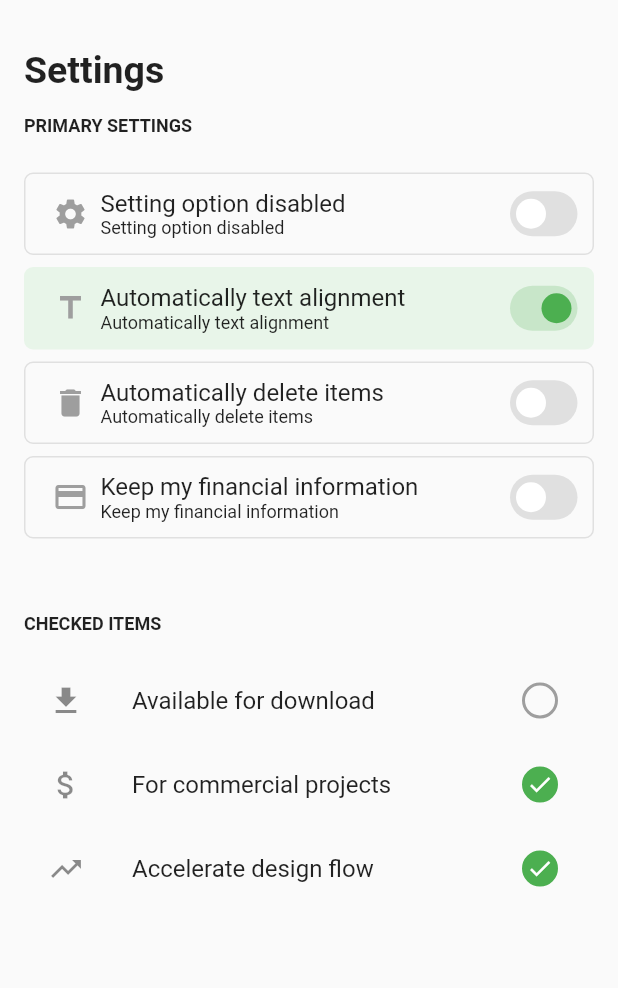
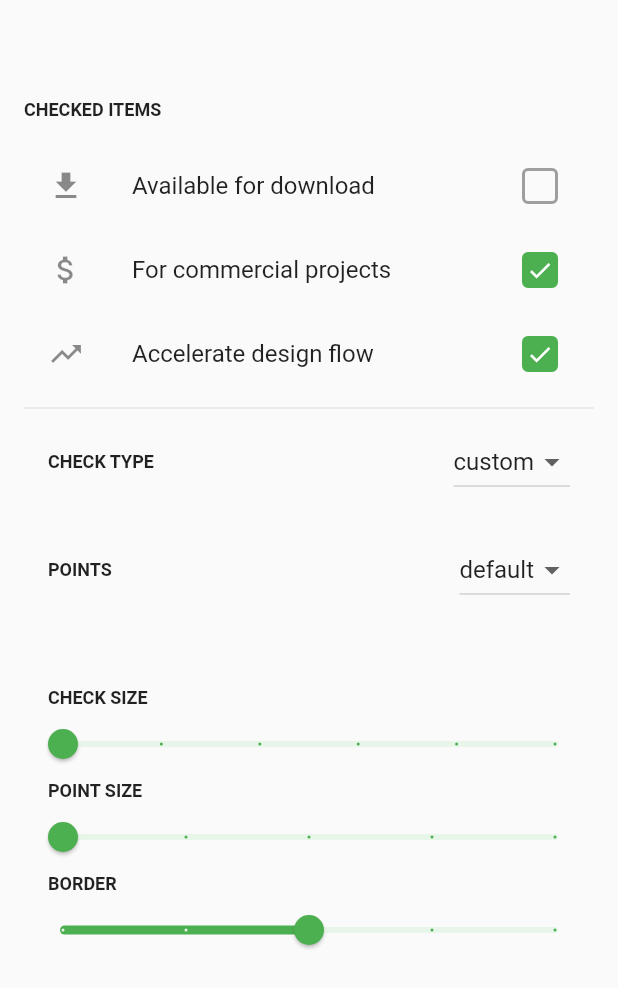
Before and after one commit to srnunio/customized, a Flutter app: the CustomCheckPage screen opened directly, on a phone screen of 412 x 824 dp. Shown: the top 988 px of the screen. Run offline on Flutter 3.47's test engine with Material 2 defaults, Android fonts, the phone set to English and light mode, and no system bars.

Commit message:
custom_check.dart custom_switch.dart custom_check_page.dart other improvements

```diff
--- a/example/lib/custom_check_page.dart
+++ b/example/lib/custom_check_page.dart
@@ -9,22 +9,47 @@ class CustomCheckPage extends StatefulWidget {
 }
 
 class _CustomCheckPageState extends State<CustomCheckPage> {
-//  PRIMARY SETTINGS
-  bool _settings = false;
-  bool _title = true;
-  bool _delete = false;
-  bool _credit_card = false;
-
 //  CHECKED ITEMS
   bool _file_download = false;
   bool _attach_money = true;
   bool _trending_up = true;
 
+  CheckType type = CheckType.custom;
+
+  double _sizePoint = 18.0;
+
+  double _sizeCheck = 24.0;
+
+  double _border = 4.0;
+
+//  CHECK TYPE
+  static const types = <String>['custom', 'circle'];
+
+  final List<DropdownMenuItem<String>> _dropTypes = types
+      .map((e) => DropdownMenuItem<String>(
+            value: '${e}',
+            child: Text('${e}'),
+          ))
+      .toList();
+
+  //  POINTS
+  static const points = <String>['default', 'star', 'like'];
+
+  IconData _point;
+
+  String _pointString = 'default';
+
+  final List<DropdownMenuItem<String>> _points = points
+      .map((e) => DropdownMenuItem<String>(
+            value: '${e}',
+            child: Text('${e}'),
+          ))
+      .toList();
+
 //  COLORS
   Color _grey300 = Colors.grey[300];
   Color _green = Colors.green;
   Color _green50 = Colors.green[50];
-  Color _green100 = Colors.green[100];
 
   @override
   Widget build(BuildContext context) {
@@ -33,57 +58,6 @@ class _CustomCheckPageState extends State<CustomCheckPage> {
         margin: EdgeInsets.all(16.0),
         child: ListView(
           children: [
-            SizedBox(
-              height: 16,
-            ),
-            _Title(title: 'Settings',size: 25),
-            SizedBox(
-              height: 16,
-            ),
-            _Title(title: 'PRIMARY SETTINGS'),
-            SizedBox(
-              height: 16,
-            ),
-            _ItemSwitch(
-                value: _settings,
-                icon: Icons.settings,
-                title: 'Setting option disabled',
-                description: 'Describle here what it is for',
-                onChanged: (value) {
-                  setState(() {
-                    _settings = value;
-                  });
-                }),
-            _ItemSwitch(
-                value: _title,
-                icon: Icons.title,
-                title: 'Automatically text alignment',
-                description: 'This is unuseful experimental feature',
-                onChanged: (value) {
-                  setState(() {
-                    _title = value;
-                  });
-                }),
-            _ItemSwitch(
-                value: _delete,
-                icon: Icons.delete,
-                title: 'Automatically delete items',
-                description: 'Get rid of sh*t and keep working hard',
-                onChanged: (value) {
-                  setState(() {
-                    _delete = value;
-                  });
-                }),
-            _ItemSwitch(
-                value: _credit_card,
-                icon: Icons.credit_card,
-                title: 'Keep my financial information',
-                description: 'No more privacy on the web',
-                onChanged: (value) {
-                  setState(() {
-                    _credit_card = value;
-                  });
-                }),
             SizedBox(
               height: 50,
             ),
@@ -117,14 +91,26 @@ class _CustomCheckPageState extends State<CustomCheckPage> {
                   setState(() {
                     _trending_up = value;
                   });
-                })
+                }),
+            Divider(),
+            _checkTypeBody(),
+            SizedBox(
+              height: 16,
+            ),
+            _checkPoint(),
+            SizedBox(
+              height: 50,
+            ),
+            _checkSizeBody(),
+            _pointSizeBody(),
+            _borderBody()
           ],
         ),
       ),
     );
   }
 
-  _Title({String title,double size = 12}) {
+  _Title({String title, double size = 12}) {
     return Text(
       title,
       style: TextStyle(fontSize: size, fontWeight: FontWeight.bold),
@@ -148,77 +134,153 @@ class _CustomCheckPageState extends State<CustomCheckPage> {
     );
   }
 
-  _ItemSwitch(
-      {IconData icon,
-      String description,
-      String title,
-      bool value = false,
-      ValueChanged<bool> onChanged}) {
-    return Container(
-      margin: EdgeInsets.only(top: 8.0),
-      padding: EdgeInsets.all(10.0),
-      decoration: BoxDecoration(
-          color: (value) ? _green50 : Colors.transparent,
-          borderRadius: BorderRadius.circular(6.0),
-          border: Border.all(
-              width: 1.0, color: (value) ? Colors.transparent : _grey300)),
-      child: Row(
-        mainAxisSize: MainAxisSize.max,
-        mainAxisAlignment: MainAxisAlignment.start,
-        crossAxisAlignment: CrossAxisAlignment.center,
-        children: [
-          SizedBox(
-            width: 8,
-          ),
-          Icon(
-            icon,
-            color: Colors.grey,
-          ),
-          SizedBox(
-            width: 8,
-          ),
-          Expanded(
-            child: Column(
-              mainAxisSize: MainAxisSize.max,
-              mainAxisAlignment: MainAxisAlignment.start,
-              crossAxisAlignment: CrossAxisAlignment.start,
-              children: [
-                Text(
-                  title,
-                  style: TextStyle(fontSize: 16),
-                ),
-                Text(
-                  title,
-                  style: TextStyle(fontSize: 12),
-                )
-              ],
-            ),
-          ),
-          _customSwitch(value: value, onChanged: onChanged)
-        ],
-      ),
-    );
-  }
-
   _customCheck({bool value, ValueChanged<bool> onChanged}) {
     return CustomCheck(
       value: value,
       activeColor: _green,
-      type: CheckType.circle,
-      size: 24,
-      sizePoint: 18,
+      type: type,
+      size: _sizeCheck,
+      borderRadius: _border,
+      sizePoint: _sizePoint,
       onChanged: onChanged,
+      builder: (_point != null)
+          ? (ctx, size) {
+              return Icon(
+                _point,
+                color: Colors.white,
+                size: size,
+              );
+            }
+          : null,
     );
   }
 
-  _customSwitch({bool value, ValueChanged<bool> onChanged}) {
-    return CustomSwitch(
-      value: value,
-      activeColor: _green100,
-      width: 45,
-      pointColor: (value) ? _green : Colors.white,
-      switchColor: (value) ? _green50 : _grey300,
-      onChanged: onChanged,
+  _checkTypeBody() {
+    return ListTile(
+      title: _Title(title: 'CHECK TYPE'),
+      trailing: DropdownButton(
+          items: _dropTypes,
+          value: _typeString,
+          onChanged: (value) {
+            if (value == 'custom') {
+              setState(() {
+                type = CheckType.custom;
+              });
+            } else {
+              setState(() {
+                type = CheckType.circle;
+              });
+            }
+          }),
     );
   }
+
+  _borderBody() {
+    if (type == CheckType.circle) return empty;
+    return Column(
+      mainAxisAlignment: MainAxisAlignment.start,
+      crossAxisAlignment: CrossAxisAlignment.start,
+      mainAxisSize: MainAxisSize.max,
+      children: [
+        Container(
+          margin: EdgeInsets.only(left: 16.0),
+          child: _Title(title: 'BORDER'),
+        ),
+        Slider(
+          value: _border,
+          divisions: 4,
+          onChanged: (value) {
+            setState(() {
+              _border = value;
+            });
+          },
+          activeColor: _green,
+          inactiveColor: _green50,
+          max: 8,
+          min: 0,
+        )
+      ],
+    );
+  }
+
+  _pointSizeBody() {
+    return Column(
+      mainAxisAlignment: MainAxisAlignment.start,
+      crossAxisAlignment: CrossAxisAlignment.start,
+      mainAxisSize: MainAxisSize.max,
+      children: [
+        Container(
+          margin: EdgeInsets.only(left: 16.0),
+          child: _Title(title: 'POINT SIZE'),
+        ),
+        Slider(
+          value: _sizePoint,
+          divisions: 4,
+          activeColor: _green,
+          inactiveColor: _green50,
+          onChanged: (value) {
+            setState(() {
+              _sizePoint = value;
+            });
+          },
+          max: 24,
+          min: 18,
+        )
+      ],
+    );
+  }
+
+  _checkSizeBody() {
+    return Column(
+      mainAxisAlignment: MainAxisAlignment.start,
+      crossAxisAlignment: CrossAxisAlignment.start,
+      mainAxisSize: MainAxisSize.max,
+      children: [
+        Container(
+          margin: EdgeInsets.only(left: 16.0),
+          child: _Title(title: 'CHECK SIZE'),
+        ),
+        Slider(
+          value: _sizeCheck,
+          divisions: 5,
+          onChanged: (value) {
+            setState(() {
+              _sizeCheck = value;
+            });
+          },
+          activeColor: _green,
+          inactiveColor: _green50,
+          max: 50,
+          min: 24,
+        )
+      ],
+    );
+  }
+
+  _checkPoint() {
+    return ListTile(
+      title: _Title(title: 'POINTS'),
+      trailing: DropdownButton(
+          items: _points,
+          value: _pointString,
+          onChanged: (value) {
+            _pointString = value;
+            if (value == 'default') {
+              setState(() {
+                _point = null;
+              });
+            } else if (value == 'star') {
+              setState(() {
+                _point = Icons.star;
+              });
+            } else {
+              setState(() {
+                _point = Icons.thumb_up;
+              });
+            }
+          }),
+    );
+  }
+
+  String get _typeString => '${type.toString().replaceAll('CheckType.', '')}';
 }
--- a/example/lib/main.dart
+++ b/example/lib/main.dart
@@ -1,6 +1,7 @@
 import 'package:flutter/material.dart';
 
 import 'custom_check_page.dart';
+import 'example_page.dart';
 
 void main() {
   runApp(MyApp());
@@ -15,7 +16,9 @@ class MyApp extends StatelessWidget {
         primarySwatch: Colors.blue,
         visualDensity: VisualDensity.adaptivePlatformDensity,
       ),
-      home: CustomCheckPage(),
+      home: ExamplePage(),
+//      home: CustomCheckPage(),
+      debugShowCheckedModeBanner: false,
     );
   }
 }
--- a/lib/src/custom_check.dart
+++ b/lib/src/custom_check.dart
@@ -13,10 +13,16 @@ class CustomCheck extends StatelessWidget {
   final double borderRadius;
 
   final bool value;
+
   final ValueChanged<bool> onChanged;
+
   final Color activeColor;
+
   final Color checkColor;
+
   final Color colorPoint;
+
+  final Widget Function(BuildContext context, double sizePoint) builder;
 
   CustomCheck(
       {this.size = 20,
@@ -25,6 +31,7 @@ class CustomCheck extends StatelessWidget {
       @required this.value,
       this.type = CheckType.custom,
       this.onChanged,
+      this.builder,
       this.activeColor = Colors.black,
       this.checkColor = Colors.grey,
       this.colorPoint = Colors.white}) {
@@ -32,15 +39,13 @@ class CustomCheck extends StatelessWidget {
     assert(activeColor != null);
   }
 
-  _point() {
+  _builder(BuildContext context) {
     if (!value) return empty;
 
+    if (builder == null) return _defaultPoint;
+
     return Center(
-      child: Icon(
-        Icons.done,
-        color: colorPoint,
-        size: sizePoint,
-      ),
+      child: builder(context, this.sizePoint),
     );
   }
 
@@ -61,6 +66,14 @@ class CustomCheck extends StatelessWidget {
     }
   }
 
+  Widget get _defaultPoint => Center(
+        child: Icon(
+          Icons.done,
+          color: colorPoint,
+          size: sizePoint,
+        ),
+      );
+
   @override
   Widget build(BuildContext context) {
     return InkWell(
@@ -69,7 +82,7 @@ class CustomCheck extends StatelessWidget {
         decoration: _decoration(),
         width: size,
         height: size,
-        child: _point(),
+        child: _builder(context),
       ),
       onTap: () => (onChanged != null) ? onChanged(!value) : null,
     );
```
Also changed, not shown: example/lib/example_page.dart (added, +224 -0 lines), lib/src/custom_switch.dart (+9 -2 lines), example/lib/widgets.dart (added), 8 other files.
